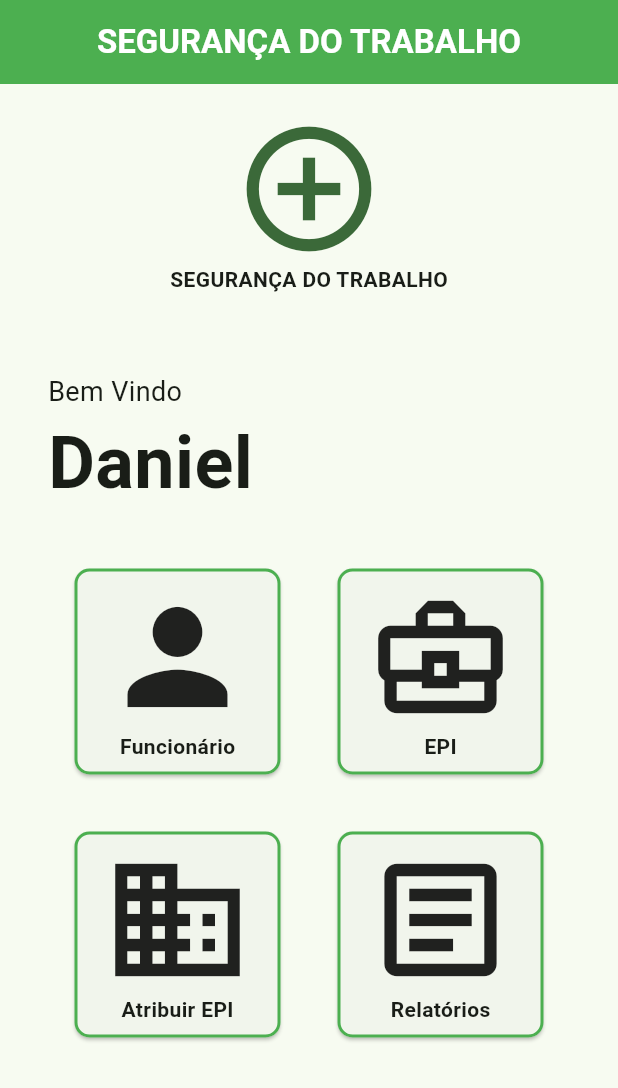
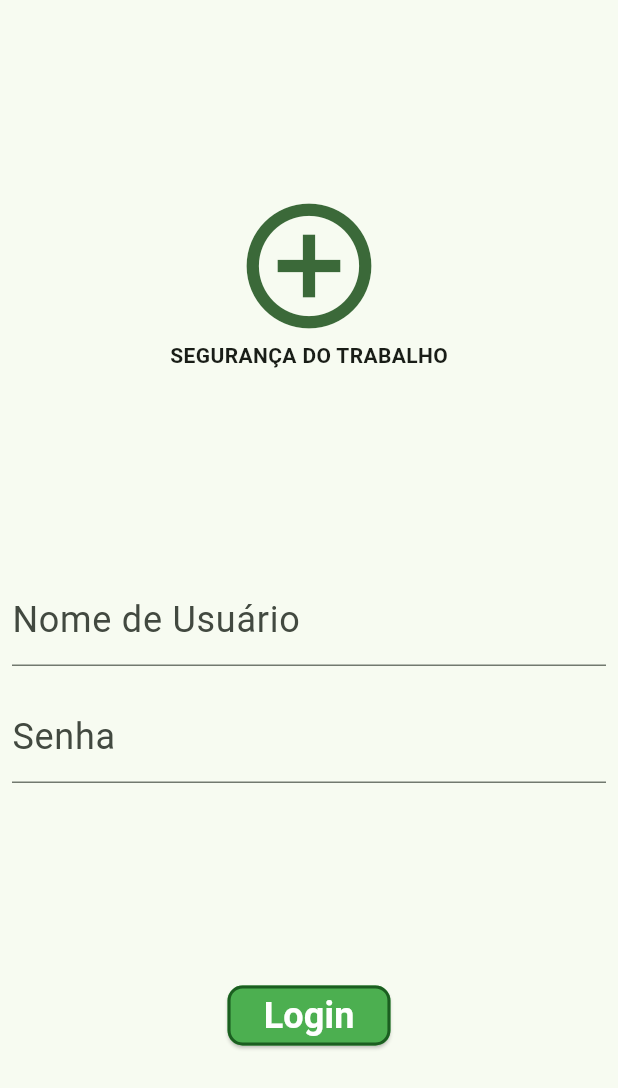
Before and after one commit to rodrigomoretto/epi_seguranca, a Flutter app: the screen it shows after launch, on a phone screen of 412 x 824 dp. Shown: the top 1088 px of the screen. Run offline on Flutter 3.47's test engine with Material 2 defaults, Android fonts, the phone set to English and light mode, and no system bars; our stand-ins replace sqflite; accounts and stored records are empty.

Commit message:
Tela de Login e autenticação

```diff
--- a/lib/database/seguranca_db.dart
+++ b/lib/database/seguranca_db.dart
@@ -39,11 +39,11 @@ class SegurancaDB {
 
   Future<void> createTableUsuario(Database database) async {
     await database.execute(
-      'CREATE TABLE IF NOT EXISTS $tableEpi ('
+      'CREATE TABLE IF NOT EXISTS $tableUsuario ('
         'id INTEGER PRIMARY KEY AUTOINCREMENT, '
         'nome TEXT NOT NULL, '
         'username TEXT NOT NULL, '
-        'senha TEXT NOT NULL, '
+        'senha TEXT NOT NULL'
       ');'
     );
 
--- a/lib/main.dart
+++ b/lib/main.dart
@@ -1,6 +1,6 @@
 import 'package:epi_seguranca/util/constants/string.constants.dart';
 import 'package:epi_seguranca/util/theme/theme.dart';
-import 'package:epi_seguranca/view/home.view.dart';
+import 'package:epi_seguranca/view/login.view.dart';
 import 'package:flutter/material.dart';
 
 void main() {
@@ -15,7 +15,7 @@ class MainApp extends StatelessWidget {
     return MaterialApp(
       title: ApplicationConstants.appName,
       theme: defaultTheme,
-      home: const HomeView(),
+      home: const LoginView(),
       debugShowCheckedModeBanner: false,
     );
   }
--- a/lib/model/usuario.model.dart
+++ b/lib/model/usuario.model.dart
@@ -3,14 +3,12 @@ class Usuario {
   final String nome;
   final String username;
   final String senha;
-  final DateTime? cadastro;
 
   Usuario({
     required this.id,
     required this.nome,
     required this.username,
     required this.senha,
-    this.cadastro
   });
 
   factory Usuario.fromSqfliteDatabase(Map<String, dynamic> map) => Usuario(
@@ -18,6 +16,5 @@ class Usuario {
     nome: map['nome'] ?? '',
     username: map['username'] ?? '',
     senha: map['senha'] ?? 0,
-    cadastro: DateTime.parse(map['cadastro']),
   );
 }
--- a/lib/util/constants/string.constants.dart
+++ b/lib/util/constants/string.constants.dart
@@ -2,6 +2,17 @@ class ApplicationConstants {
   static const String appName = 'Segurança do Trabalho';
   static const String bemVindo = 'Bem Vindo';
   static const String incluir = 'Incluir';
+  static const String aviso = 'Aviso!';
+  static const String ok = 'OK';
+}
+
+class LoginConstants {
+  static const String nomeUsuario = 'Nome de Usuário';
+  static const String nomeUsuarioValidacao = 'Digite o nome de Usuário';
+  static const String senha = 'Senha';
+  static const String senhaValidacao = 'Digite a Senha';
+  static const String login = 'Login';
+  static const String usuarioSenhaInvalido = 'Usuário ou Senha inválidos';
 }
 
 class HomeConstants {
--- a/lib/view/login.view.dart
+++ b/lib/view/login.view.dart
@@ -0,0 +1,97 @@
+import 'package:epi_seguranca/controller/login.controller.dart';
+import 'package:epi_seguranca/util/constants/string.constants.dart';
+import 'package:epi_seguranca/util/widgets/customTextForm.widget.dart';
+import 'package:epi_seguranca/util/widgets/logo.widget.dart';
+import 'package:flutter/material.dart';
+
+class LoginView extends StatefulWidget {
+  const LoginView({super.key});
+
+  @override
+  State<LoginView> createState() => _LoginViewState();
+}
+
+class _LoginViewState extends State<LoginView> {
+  final GlobalKey<FormState> _formkey = GlobalKey<FormState>();
+  final TextEditingController _usernameController = TextEditingController.fromValue(TextEditingValue.empty);
+  final TextEditingController _senhaController = TextEditingController.fromValue(TextEditingValue.empty);
+
+  @override
+  Widget build(BuildContext context) {
+    return Scaffold(
+      body: Form(
+        key: _formkey,
+        child: Column(
+          mainAxisAlignment: MainAxisAlignment.spaceEvenly,
+          children: [
+            const Logo(),
+            Column(
+              children: [
+                Padding(
+                  padding: const EdgeInsets.all(8.0),
+                  child: CustomTextForm(
+                    controller: _usernameController,
+                    texto: LoginConstants.nomeUsuario,
+                    validador: (value) => value != null && value.isEmpty
+                      ? LoginConstants.nomeUsuarioValidacao
+                      : null,
+                  ),
+                ),
+                Padding(
+                  padding: const EdgeInsets.all(8.0),
+                  child: CustomTextForm(
+                    controller: _senhaController,
+                    texto: LoginConstants.senha,
+                    validador: (value) => value != null && value.isEmpty
+                      ? LoginConstants.senhaValidacao
+                      : null,
+                  ),
+                ),
+              ],
+            ),
+            Container(
+              margin: const EdgeInsets.all(16),
+              child: ElevatedButton(
+                  onPressed: () async {
+                    if (_formkey.currentState!.validate()) {
+                      _formkey.currentState!.save();
+                      final resultado = await LoginController().verificaLogin(
+                        _usernameController.text, _senhaController.text
+                      );
+                      if (!resultado) {
+                        if (!context.mounted) return;
+                        showAdaptiveDialog(
+                          context: context,
+                          builder: (BuildContext context) => AlertDialog.adaptive(
+                            title: const Text(ApplicationConstants.aviso),
+                            content: const Text(LoginConstants.usuarioSenhaInvalido),
+                            actions: [
+                              TextButton(
+                                onPressed: () => Navigator.pop(context),
+                                child: const Text(ApplicationConstants.ok),
+                              )
+                            ],
+                          ),
+                        );
+                        _usernameController.clear();
+                        _senhaController.clear();
+                      } else {
+                        if (!context.mounted) return;
+                        LoginController.goToHome(context);
+                      }
+                    }
+                  },
+                  child: const Text(
+                    LoginConstants.login,
+                    style: TextStyle(
+                        color: Colors.white,
+                        fontWeight: FontWeight.bold,
+                        fontSize: 24),
+                  )),
+            ),
+          ],
+        ),
+      ),
+    );
+  }
+}
```
Also changed, not shown: lib/controller/login.controller.dart (added, +27 -0 lines), lib/controller/usuario.controller.dart (+13 -1 lines).
